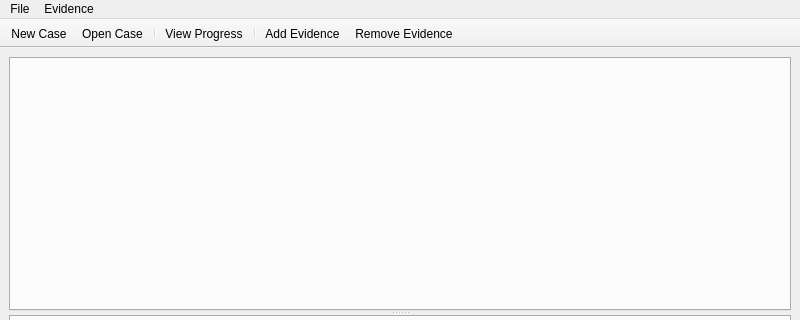
The window that main/wombatforensics.ui (pjrinaldi/wombatforensics) describes before a commit, drawn with Qt 5; both pictures show x 0 to 800 and y 0 to 320 of the 800 by 600 pixel window.
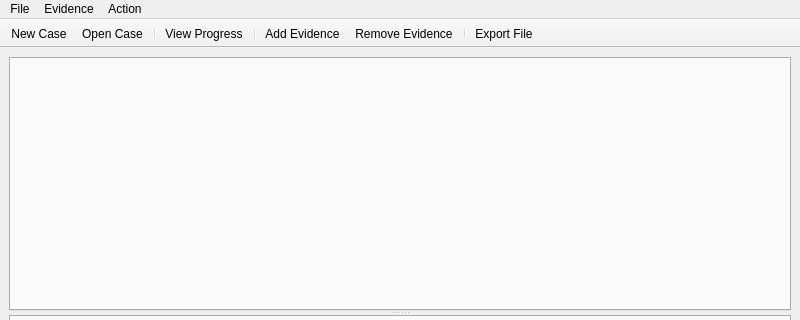
The same window after the commit. Icons and pictures are not drawn.

Commit message: working on export file, got the initial gui. need to add the function to .ui file and then implement the export.

Patch:
```diff
--- a/main/wombatforensics.ui
+++ b/main/wombatforensics.ui
@@ -61,8 +61,15 @@
     <addaction name="actionRemove_Evidence"/>
     <addaction name="separator"/>
    </widget>
+   <widget class="QMenu" name="menuAction">
+    <property name="title">
+        <string>Action</string>
+    </property>
+    <addaction name="actionExport_File"/>
+   </widget>
    <addaction name="menuFile"/>
    <addaction name="menuEvidence"/>
+   <addaction name="menuAction"/>
   </widget>
   <widget class="QStatusBar" name="mainStatusbar"/>
   <widget class="QToolBar" name="mainToolBar">
@@ -91,6 +98,8 @@
    <addaction name="separator"/>
    <addaction name="actionAdd_Evidence"/>
    <addaction name="actionRemove_Evidence"/>
+   <addaction name="separator"/>
+   <addaction name="actionExport_File"/>
   </widget>
   <action name="actionNew_Case">
    <property name="icon">
@@ -143,6 +152,14 @@
     <string>Remove Evidence</string>
    </property>
   </action>
+  <action name="actionExport_File">
+    <property name="text">
+        <string>Export File</string>
+    </property>
+    <property name="icon">
+        <iconset><normaloff>:/basic/export</normaloff>:/basic/export</iconset>
+    </property>
+  </action>
  </widget>
  <resources/>
  <connections>
```
The commit also changes 5 other files.
